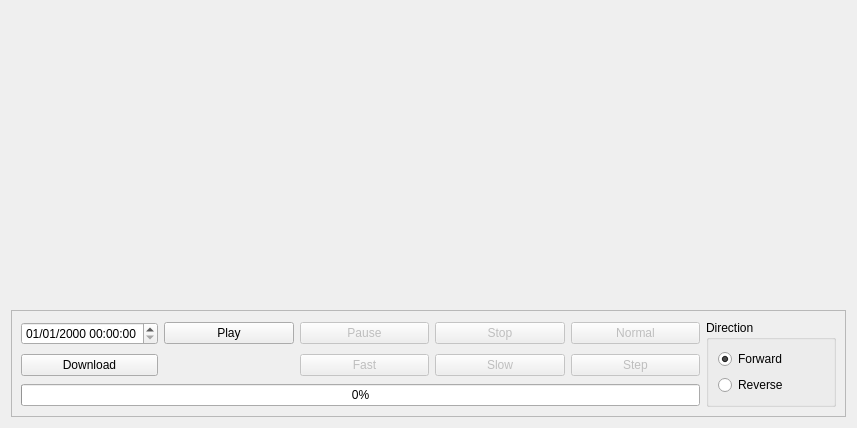
This is playbackframe.ui in audetto/qctv as Qt 5 draws it before an edit. The edited form follows.
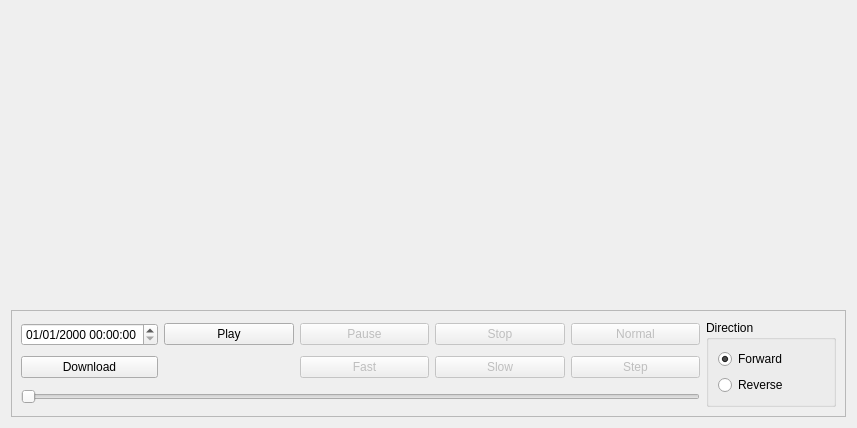
This is the edited form.

Diff of the .ui file:
```diff
--- a/playbackframe.ui
+++ b/playbackframe.ui
@@ -131,7 +131,16 @@
        </widget>
       </item>
       <item row="2" column="0" colspan="5">
-       <widget class="QProgressBar" name="progress">
+       <widget class="QSlider" name="progress">
+        <property name="enabled">
+         <bool>false</bool>
+        </property>
+        <property name="orientation">
+         <enum>Qt::Horizontal</enum>
+        </property>
+        <property name="tracking">
+         <bool>false</bool>
+        </property>
         <property name="value">
          <number>0</number>
         </property>
```
